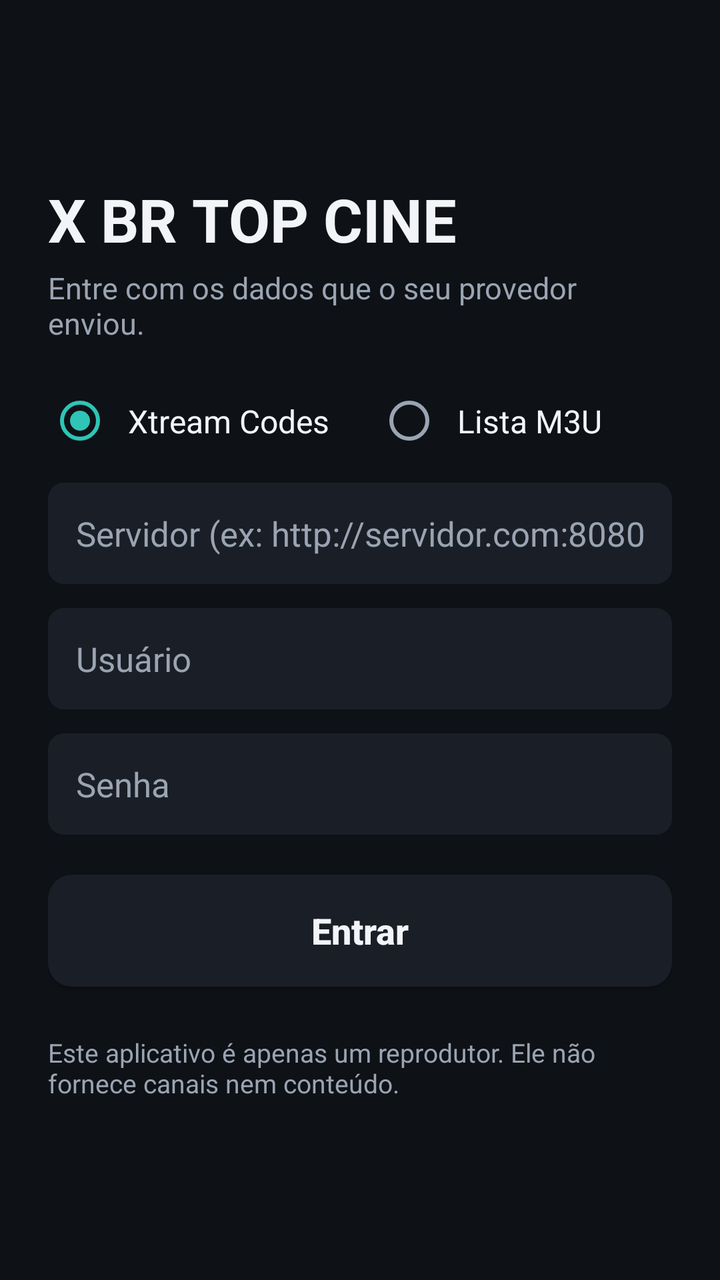
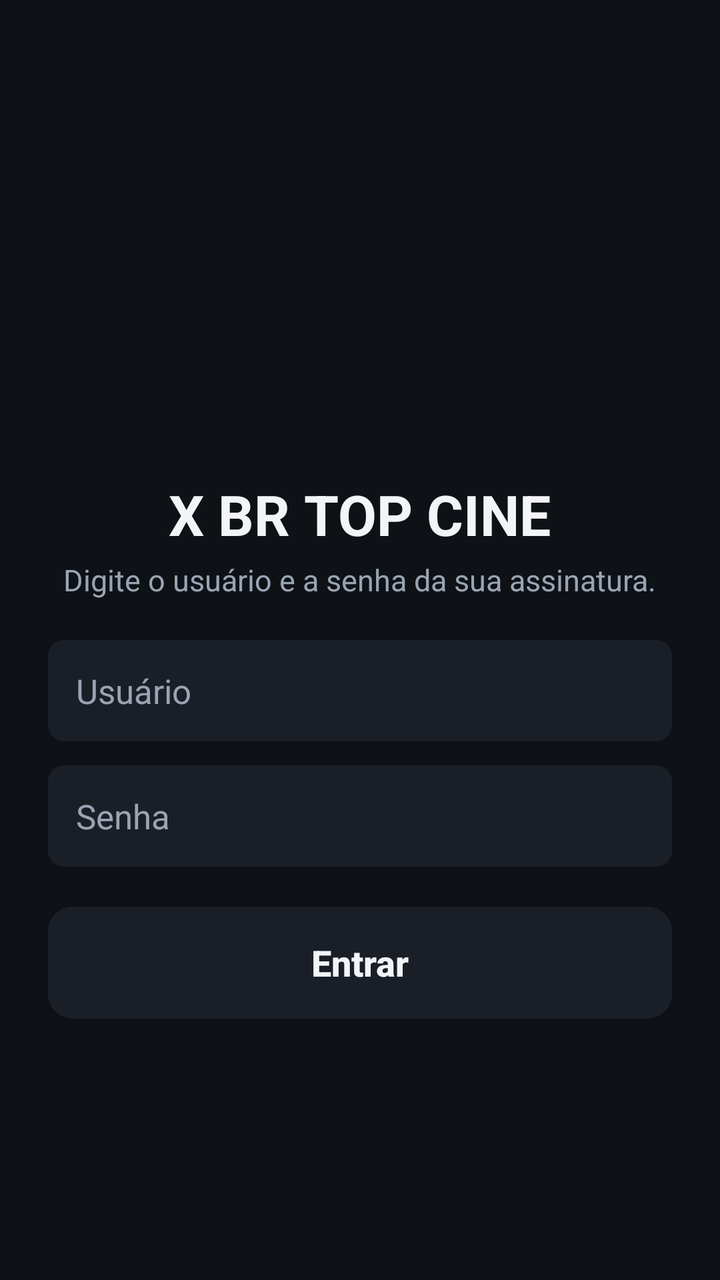

The first picture is an Android layout as it rendered before a commit; the second is the same layout after the commit. The layout source and the unified diff follow.
<!-- AndroidManifest.xml: application theme Theme.App -->
<!-- res/layout/activity_login.xml -->
<?xml version="1.0" encoding="utf-8"?>
<ScrollView xmlns:android="http://schemas.android.com/apk/res/android"
    android:layout_width="match_parent"
    android:layout_height="match_parent"
    android:fillViewport="true">

    <LinearLayout
        android:layout_width="match_parent"
        android:layout_height="wrap_content"
        android:gravity="center_vertical"
        android:orientation="vertical"
        android:paddingStart="@dimen/form_side_padding"
        android:paddingTop="32dp"
        android:paddingEnd="@dimen/form_side_padding"
        android:paddingBottom="32dp">

        <TextView
            android:layout_width="wrap_content"
            android:layout_height="wrap_content"
            android:text="@string/app_name"
            android:textColor="@color/text"
            android:textSize="30sp"
            android:textStyle="bold" />

        <TextView
            android:layout_width="wrap_content"
            android:layout_height="wrap_content"
            android:layout_marginTop="4dp"
            android:text="Entre com os dados que o seu provedor enviou."
            android:textColor="@color/text_dim"
            android:textSize="15sp" />

        <RadioGroup
            android:id="@+id/type_group"
            android:layout_width="match_parent"
            android:layout_height="wrap_content"
            android:layout_marginTop="20dp"
            android:orientation="horizontal">

            <RadioButton
                android:id="@+id/type_xtream"
                android:layout_width="wrap_content"
                android:layout_height="wrap_content"
                android:checked="true"
                android:padding="8dp"
                android:text="Xtream Codes"
                android:textColor="@color/text"
                android:textSize="16sp" />

            <RadioButton
                android:id="@+id/type_m3u"
                android:layout_width="wrap_content"
                android:layout_height="wrap_content"
                android:layout_marginStart="16dp"
                android:padding="8dp"
                android:text="Lista M3U"
                android:textColor="@color/text"
                android:textSize="16sp" />
        </RadioGroup>

        <LinearLayout
            android:id="@+id/xtream_fields"
            android:layout_width="match_parent"
            android:layout_height="wrap_content"
            android:orientation="vertical">

            <EditText
                android:id="@+id/server"
                style="@style/Input"
                android:hint="Servidor (ex: http://servidor.com:8080)"
                android:inputType="textUri" />

            <EditText
                android:id="@+id/username"
                style="@style/Input"
                android:hint="Usuário"
                android:inputType="text" />

            <EditText
                android:id="@+id/password"
                style="@style/Input"
                android:hint="Senha"
                android:inputType="textPassword" />
        </LinearLayout>

        <LinearLayout
            android:id="@+id/m3u_fields"
            android:layout_width="match_parent"
            android:layout_height="wrap_content"
            android:orientation="vertical"
            android:visibility="gone">

            <EditText
                android:id="@+id/m3u_url"
                style="@style/Input"
                android:hint="Link da lista (http://...m3u)"
                android:inputType="textUri" />
        </LinearLayout>

        <Button
            android:id="@+id/enter"
            android:layout_width="match_parent"
            android:layout_height="56dp"
            android:layout_marginTop="20dp"
            android:background="@drawable/bg_focus"
            android:text="Entrar"
            android:textAllCaps="false"
            android:textColor="@color/text"
            android:textSize="18sp"
            android:textStyle="bold" />

        <ProgressBar
            android:id="@+id/progress"
            android:layout_width="wrap_content"
            android:layout_height="wrap_content"
            android:layout_gravity="center_horizontal"
            android:layout_marginTop="16dp"
            android:visibility="gone" />

        <TextView
            android:id="@+id/error"
            android:layout_width="match_parent"
            android:layout_height="wrap_content"
            android:layout_marginTop="12dp"
            android:textColor="@color/error"
            android:textSize="15sp"
            android:visibility="gone" />

        <TextView
            android:layout_width="match_parent"
            android:layout_height="wrap_content"
            android:layout_marginTop="24dp"
            android:text="Este aplicativo é apenas um reprodutor. Ele não fornece canais nem conteúdo."
            android:textColor="@color/text_dim"
            android:textSize="13sp" />
    </LinearLayout>
</ScrollView>
<!-- resources referenced by this layout -->
<resources>
  <color name="error">#FF6B6B</color>
  <color name="text">#F2F4F7</color>
  <color name="text_dim">#9AA4B2</color>
  <dimen name="form_side_padding">24dp</dimen>
  <!-- drawable bg_focus (drawable) -->
  <?xml version="1.0" encoding="utf-8"?>
  <selector xmlns:android="http://schemas.android.com/apk/res/android">
      <item android:state_focused="true">
          <shape>
              <solid android:color="@color/surface_focus" />
              <stroke android:width="3dp" android:color="@color/accent" />
              <corners android:radius="12dp" />
          </shape>
      </item>
      <item android:state_pressed="true">
          <shape>
              <solid android:color="@color/accent_dim" />
              <corners android:radius="12dp" />
          </shape>
      </item>
      <item>
          <shape>
              <solid android:color="@color/surface" />
              <corners android:radius="12dp" />
          </shape>
      </item>
  </selector>
  <string name="app_name">X BR TOP CINE</string>
  <style name="Input">
          <item name="android:layout_width">match_parent</item>
          <item name="android:layout_height">wrap_content</item>
          <item name="android:layout_marginTop">12dp</item>
          <item name="android:background">@drawable/bg_input</item>
          <item name="android:padding">14dp</item>
          <item name="android:textColor">@color/text</item>
          <item name="android:textColorHint">@color/text_dim</item>
          <item name="android:textSize">17sp</item>
          <item name="android:singleLine">true</item>
      </style>
  <style name="Theme.App" parent="Theme.AppCompat.NoActionBar">
          <item name="colorPrimary">@color/accent</item>
          <item name="colorPrimaryDark">@color/bg</item>
          <item name="colorAccent">@color/accent</item>
          <item name="android:windowBackground">@color/bg</item>
          <item name="android:textColorPrimary">@color/text</item>
          <item name="android:textColorSecondary">@color/text_dim</item>
          <item name="android:statusBarColor">@color/bg</item>
          <item name="android:navigationBarColor">@color/bg</item>
      </style>
  <color name="surface_focus">#26303D</color>
  <color name="accent">#2EC4B6</color>
  <color name="accent_dim">#1F5F5A</color>
  <color name="surface">#1A1F27</color>
  <!-- drawable bg_input (drawable) -->
  <?xml version="1.0" encoding="utf-8"?>
  <selector xmlns:android="http://schemas.android.com/apk/res/android">
      <item android:state_focused="true">
          <shape>
              <solid android:color="@color/surface_focus" />
              <stroke android:width="2dp" android:color="@color/accent" />
              <corners android:radius="8dp" />
          </shape>
      </item>
      <item>
          <shape>
              <solid android:color="@color/surface" />
              <corners android:radius="8dp" />
          </shape>
      </item>
  </selector>
  <color name="bg">#0E1116</color>
</resources>

<!-- the commit's change to res/layout/activity_login.xml (unified diff, before → after) -->
@@ -14,65 +14,54 @@
         android:paddingEnd="@dimen/form_side_padding"
         android:paddingBottom="32dp">
 
-        <TextView
-            android:layout_width="wrap_content"
-            android:layout_height="wrap_content"
-            android:text="@string/app_name"
-            android:textColor="@color/text"
-            android:textSize="30sp"
-            android:textStyle="bold" />
+        <ImageView
+            android:layout_width="96dp"
+            android:layout_height="96dp"
+            android:layout_gravity="center_horizontal"
+            android:contentDescription="@null"
+            android:src="@mipmap/ic_launcher" />
 
         <TextView
             android:layout_width="wrap_content"
             android:layout_height="wrap_content"
-            android:layout_marginTop="4dp"
-            android:text="Entre com os dados que o seu provedor enviou."
+            android:layout_gravity="center_horizontal"
+            android:layout_marginTop="12dp"
+            android:text="@string/app_name"
+            android:textColor="@color/text"
+            android:textSize="28sp"
+            android:textStyle="bold" />
+
+        
+        <TextView
+            android:id="@+id/status"
+            android:layout_width="wrap_content"
+            android:layout_height="wrap_content"
+            android:layout_gravity="center_horizontal"
+            android:layout_marginTop="16dp"
+            android:text="Conectando..."
             android:textColor="@color/text_dim"
-            android:textSize="15sp" />
-
-        <RadioGroup
-            android:id="@+id/type_group"
-            android:layout_width="match_parent"
-            android:layout_height="wrap_content"
-            android:layout_marginTop="20dp"
-            android:orientation="horizontal">
-
-            <RadioButton
-                android:id="@+id/type_xtream"
-                android:layout_width="wrap_content"
-                android:layout_height="wrap_content"
-                android:checked="true"
-                android:padding="8dp"
-                android:text="Xtream Codes"
-                android:textColor="@color/text"
-                android:textSize="16sp" />
-
-            <RadioButton
-                android:id="@+id/type_m3u"
-                android:layout_width="wrap_content"
-                android:layout_height="wrap_content"
-                android:layout_marginStart="16dp"
-                android:padding="8dp"
-                android:text="Lista M3U"
-                android:textColor="@color/text"
-                android:textSize="16sp" />
-        </RadioGroup>
+            android:textSize="16sp"
+            android:visibility="gone" />
 
         <LinearLayout
-            android:id="@+id/xtream_fields"
+            android:id="@+id/form"
             android:layout_width="match_parent"
             android:layout_height="wrap_content"
             android:orientation="vertical">
 
-            <EditText
-                android:id="@+id/server"
-                style="@style/Input"
-                android:hint="Servidor (ex: http://servidor.com:8080)"
-                android:inputType="textUri" />
+            <TextView
+                android:layout_width="wrap_content"
+                android:layout_height="wrap_content"
+                android:layout_gravity="center_horizontal"
+                android:layout_marginTop="4dp"
+                android:text="Digite o usuário e a senha da sua assinatura."
+                android:textColor="@color/text_dim"
+                android:textSize="15sp" />
 
             <EditText
                 android:id="@+id/username"
                 style="@style/Input"
+                android:layout_marginTop="20dp"
                 android:hint="Usuário"
                 android:inputType="text" />
 
@@ -80,34 +69,21 @@
                 android:id="@+id/password"
                 style="@style/Input"
                 android:hint="Senha"
+                android:imeOptions="actionDone"
                 android:inputType="textPassword" />
+
+            <Button
+                android:id="@+id/enter"
+                android:layout_width="match_parent"
+                android:layout_height="56dp"
+                android:layout_marginTop="20dp"
+                android:background="@drawable/bg_focus"
+                android:text="Entrar"
+                android:textAllCaps="false"
+                android:textColor="@color/text"
+                android:textSize="18sp"
+                android:textStyle="bold" />
         </LinearLayout>
-
-        <LinearLayout
-            android:id="@+id/m3u_fields"
-            android:layout_width="match_parent"
-            android:layout_height="wrap_content"
-            android:orientation="vertical"
-            android:visibility="gone">
-
-            <EditText
-                android:id="@+id/m3u_url"
-                style="@style/Input"
-                android:hint="Link da lista (http://...m3u)"
-                android:inputType="textUri" />
-        </LinearLayout>
-
-        <Button
-            android:id="@+id/enter"
-            android:layout_width="match_parent"
-            android:layout_height="56dp"
-            android:layout_marginTop="20dp"
-            android:background="@drawable/bg_focus"
-            android:text="Entrar"
-            android:textAllCaps="false"
-            android:textColor="@color/text"
-            android:textSize="18sp"
-            android:textStyle="bold" />
 
         <ProgressBar
             android:id="@+id/progress"
@@ -122,16 +98,9 @@
             android:layout_width="match_parent"
             android:layout_height="wrap_content"
             android:layout_marginTop="12dp"
+            android:gravity="center_horizontal"
             android:textColor="@color/error"
             android:textSize="15sp"
             android:visibility="gone" />
-
-        <TextView
-            android:layout_width="match_parent"
-            android:layout_height="wrap_content"
-            android:layout_marginTop="24dp"
-            android:text="Este aplicativo é apenas um reprodutor. Ele não fornece canais nem conteúdo."
-            android:textColor="@color/text_dim"
-            android:textSize="13sp" />
     </LinearLayout>
 </ScrollView>
<!-- resource entries referenced after the edit -->
@@ -27,6 +27,12 @@
           </shape>
       </item>
   </selector>
+  <!-- mipmap ic_launcher (mipmap-anydpi-v26) -->
+  <?xml version="1.0" encoding="utf-8"?>
+  <adaptive-icon xmlns:android="http://schemas.android.com/apk/res/android">
+      <background android:drawable="@android:color/black" />
+      <foreground android:drawable="@mipmap/ic_launcher_foreground" />
+  </adaptive-icon>
   <string name="app_name">X BR TOP CINE</string>
   <style name="Input">
           <item name="android:layout_width">match_parent</item>
